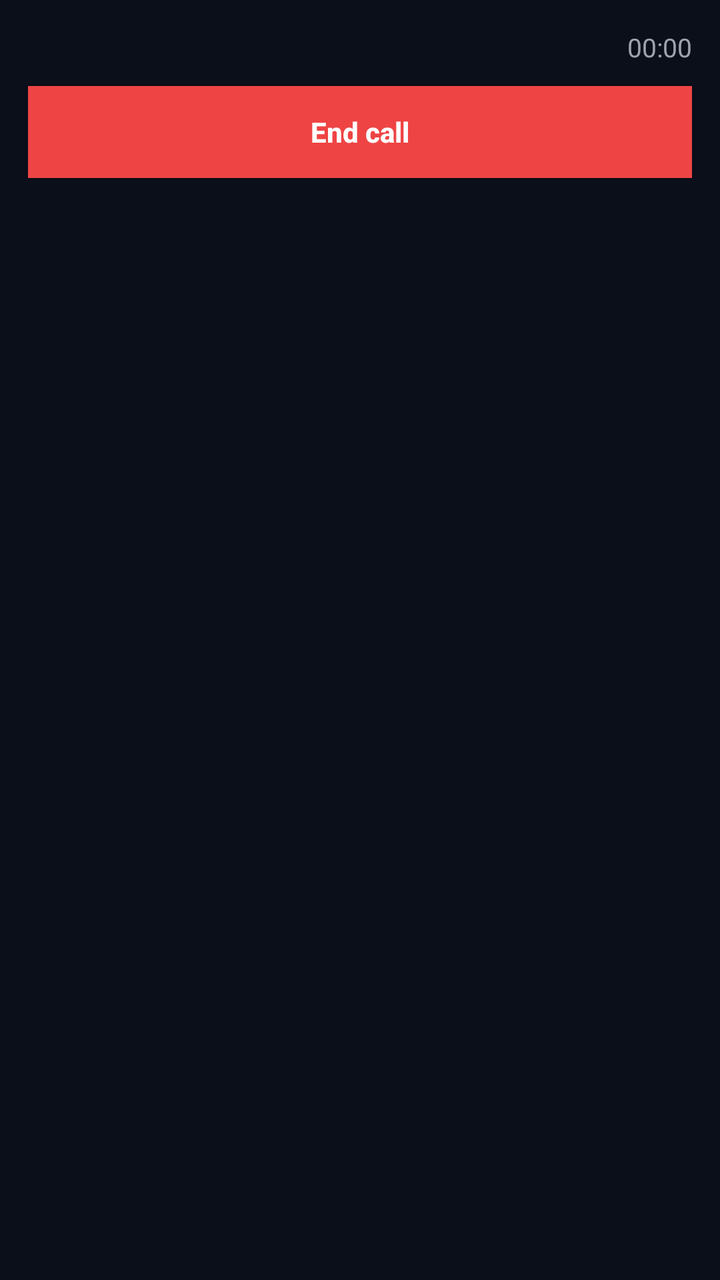
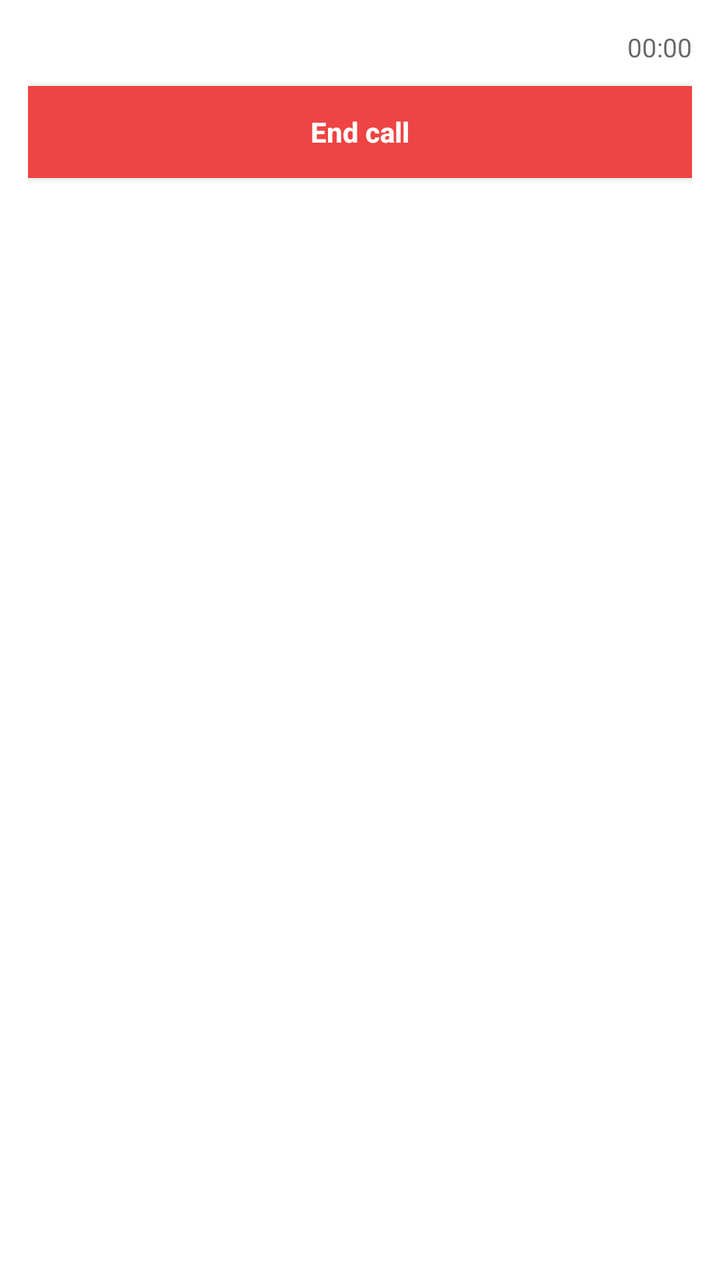

Two renders of the same Android screen: before a commit and after it. Below are the layout's source before the change and the commit's diff.
<!-- AndroidManifest.xml: application theme AppTheme -->
<!-- res/layout/notification_ongoing_call.xml -->
<?xml version="1.0" encoding="utf-8"?>
<LinearLayout xmlns:android="http://schemas.android.com/apk/res/android"
    android:layout_width="match_parent"
    android:layout_height="wrap_content"
    android:orientation="vertical"
    android:padding="14dp"
    android:background="#0B0F1A">

    <LinearLayout
        android:layout_width="match_parent"
        android:layout_height="wrap_content"
        android:orientation="horizontal"
        android:gravity="center_vertical">

        <TextView
            android:id="@+id/ongoing_call_title"
            android:layout_width="0dp"
            android:layout_height="wrap_content"
            android:layout_weight="1"
            android:textColor="#FFFFFF"
            android:textSize="14sp"
            android:textStyle="bold" />

        <Chronometer
            android:id="@+id/ongoing_call_timer"
            android:layout_width="wrap_content"
            android:layout_height="wrap_content"
            android:textColor="#9CA3AF"
            android:textSize="13sp" />

    </LinearLayout>

    <Button
        android:id="@+id/btn_end_call"
        android:layout_width="match_parent"
        android:layout_height="46dp"
        android:layout_marginTop="10dp"
        android:background="#EF4444"
        android:minWidth="0dp"
        android:minHeight="0dp"
        android:paddingTop="0dp"
        android:paddingBottom="0dp"
        android:text="End call"
        android:textAllCaps="false"
        android:textColor="#FFFFFF"
        android:textSize="14sp"
        android:textStyle="bold" />

</LinearLayout>
<!-- resources referenced by this layout -->
<resources>

</resources>

<!-- the commit's change to res/layout/notification_ongoing_call.xml (unified diff, before → after) -->
@@ -3,8 +3,7 @@
     android:layout_width="match_parent"
     android:layout_height="wrap_content"
     android:orientation="vertical"
-    android:padding="14dp"
-    android:background="#0B0F1A">
+    android:padding="14dp">
 
     <LinearLayout
         android:layout_width="match_parent"
@@ -17,15 +16,24 @@
             android:layout_width="0dp"
             android:layout_height="wrap_content"
             android:layout_weight="1"
-            android:textColor="#FFFFFF"
+            android:textColor="?android:attr/textColorPrimary"
             android:textSize="14sp"
             android:textStyle="bold" />
+
+        
+        <TextView
+            android:id="@+id/ongoing_call_status"
+            android:layout_width="wrap_content"
+            android:layout_height="wrap_content"
+            android:textColor="?android:attr/textColorSecondary"
+            android:textSize="13sp"
+            android:visibility="gone" />
 
         <Chronometer
             android:id="@+id/ongoing_call_timer"
             android:layout_width="wrap_content"
             android:layout_height="wrap_content"
-            android:textColor="#9CA3AF"
+            android:textColor="?android:attr/textColorSecondary"
             android:textSize="13sp" />
 
     </LinearLayout>
